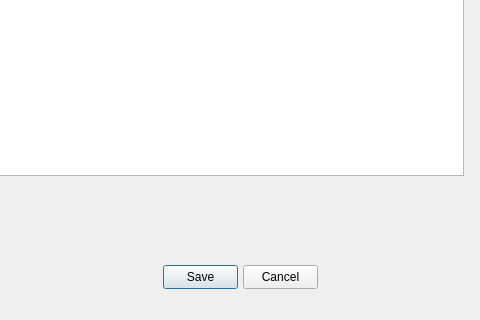
hlunguite/saptuamDataQT, file DLG/cclosingbalancedlg.ui: the form before one commit; both pictures show x 217 to 697 and y 185 to 505 of the 877 by 505 pixel window.
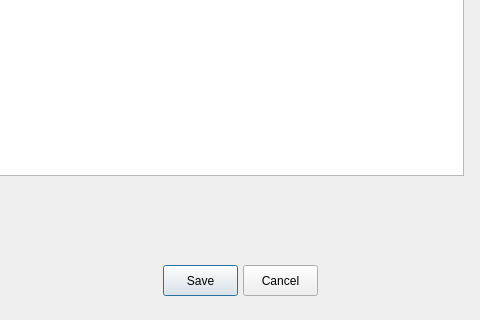
The form after the commit.

The edit to the form file:
```diff
--- a/DLG/cclosingbalancedlg.ui
+++ b/DLG/cclosingbalancedlg.ui
@@ -19,7 +19,7 @@
      <x>380</x>
      <y>450</y>
      <width>75</width>
-     <height>24</height>
+     <height>31</height>
     </rect>
    </property>
    <property name="text">
@@ -35,7 +35,7 @@
      <x>460</x>
      <y>450</y>
      <width>75</width>
-     <height>24</height>
+     <height>31</height>
     </rect>
    </property>
    <property name="text">
```
